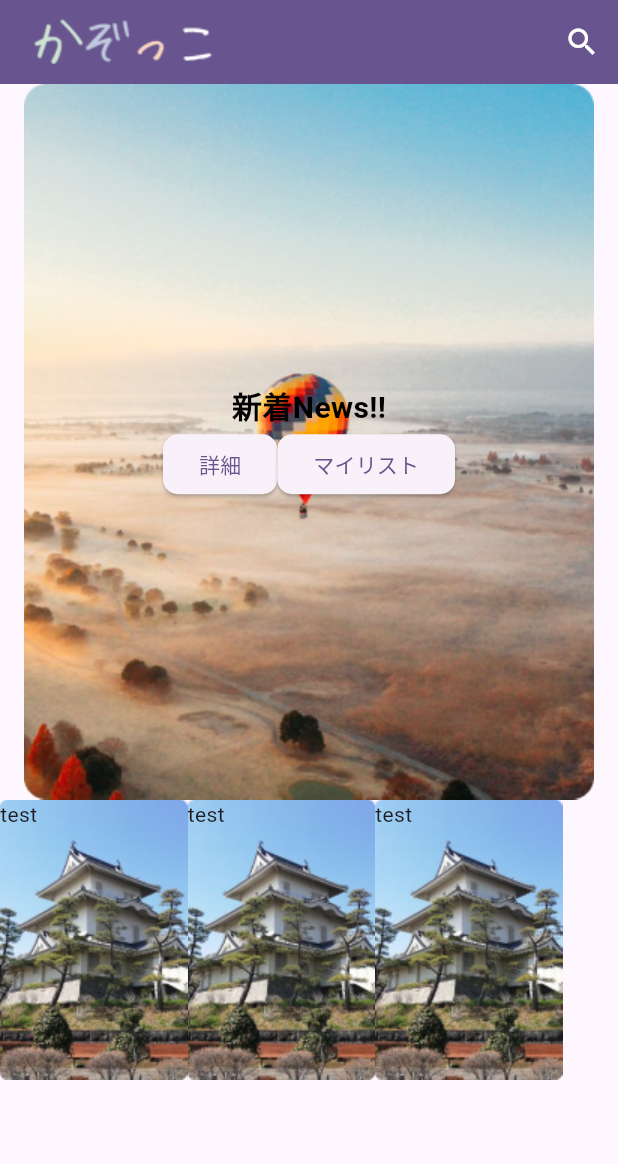
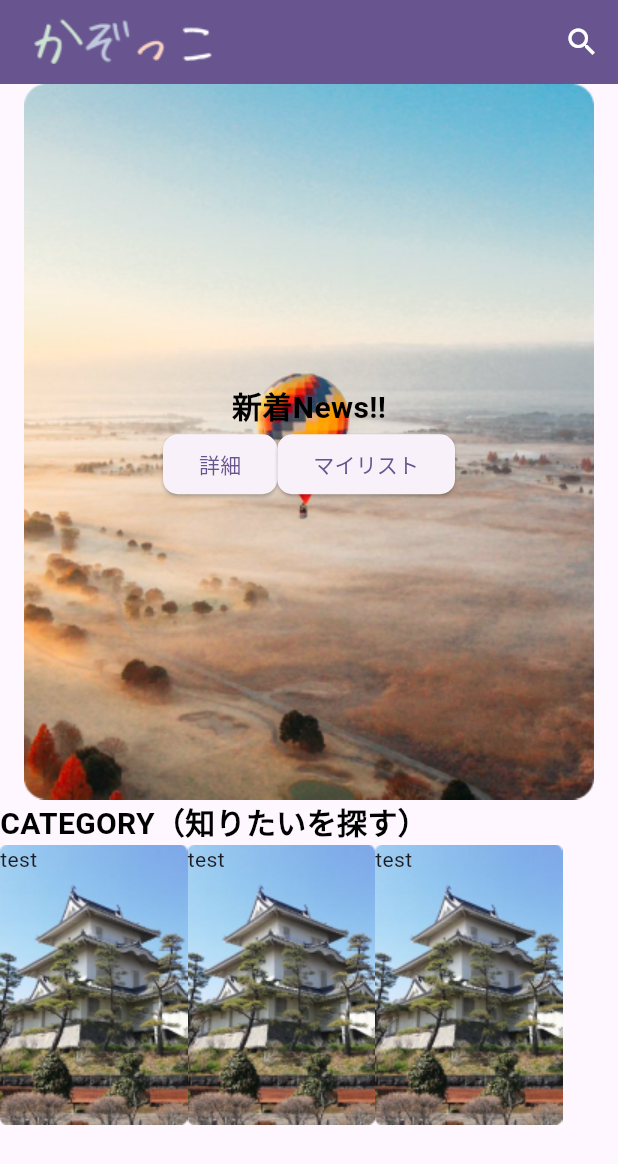
Before and after one commit to akagisrapid/kazo-city-media, a Flutter app: the screen it shows after launch, on a phone screen of 412 x 824 dp. Shown: the top 1164 px of the screen. Run offline on Flutter 3.47's test engine with Material 2 defaults, Android fonts, the phone set to English and light mode, and no system bars; our stand-ins replace device_preview.

Commit message:
タイトル追加

```diff
--- a/kazo_city_media/lib/main.dart
+++ b/kazo_city_media/lib/main.dart
@@ -45,7 +45,7 @@ class _MyHomePageState extends State<MyHomePage> {
   var categories = [
     CategoryModel(name: "おでかけ・スポット", imageUri: 'images/odekake_spot.png'),
     CategoryModel(name: "グルメ・カフェ", imageUri: 'images/gourmet_cafe.png'),
-    CategoryModel(name: "美容室・サロン", imageUri: 'images/salon.png')
+    CategoryModel(name: "美容室・サロン", imageUri: 'images/salon.png'),
   ];
 
   void _incrementCounter() {
@@ -132,10 +132,27 @@ class _MyHomePageState extends State<MyHomePage> {
 
                 ]
             ),
+Column(
+  mainAxisAlignment: MainAxisAlignment.center,
+  children: [
+  Container(
+    alignment: Alignment.centerLeft,
+    child: Text(
+      'CATEGORY（知りたいを探す）',
+      style: TextStyle(
+        fontSize: 20,
+        fontWeight: FontWeight.bold,
+        color: Colors.black,
+      )
+    )
+  ),
 
                 Row(
                   children: categories.map((e) => Category(category: e)).toList()
                   )
+],
+
+)
 
           ]
         ),
```
